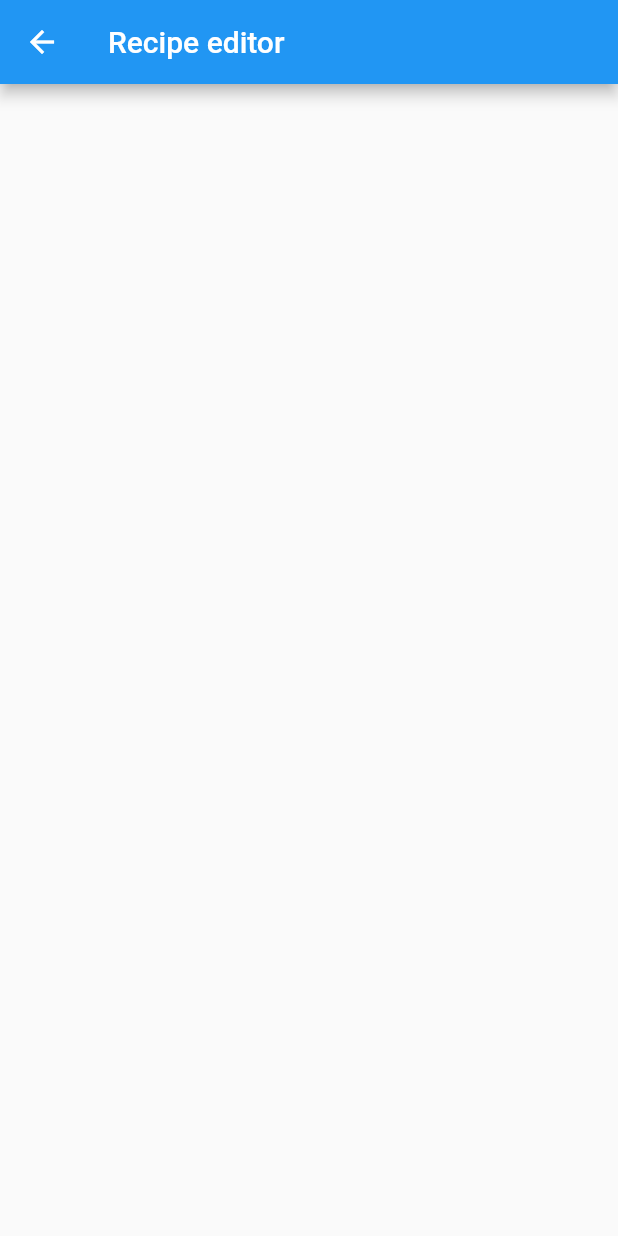
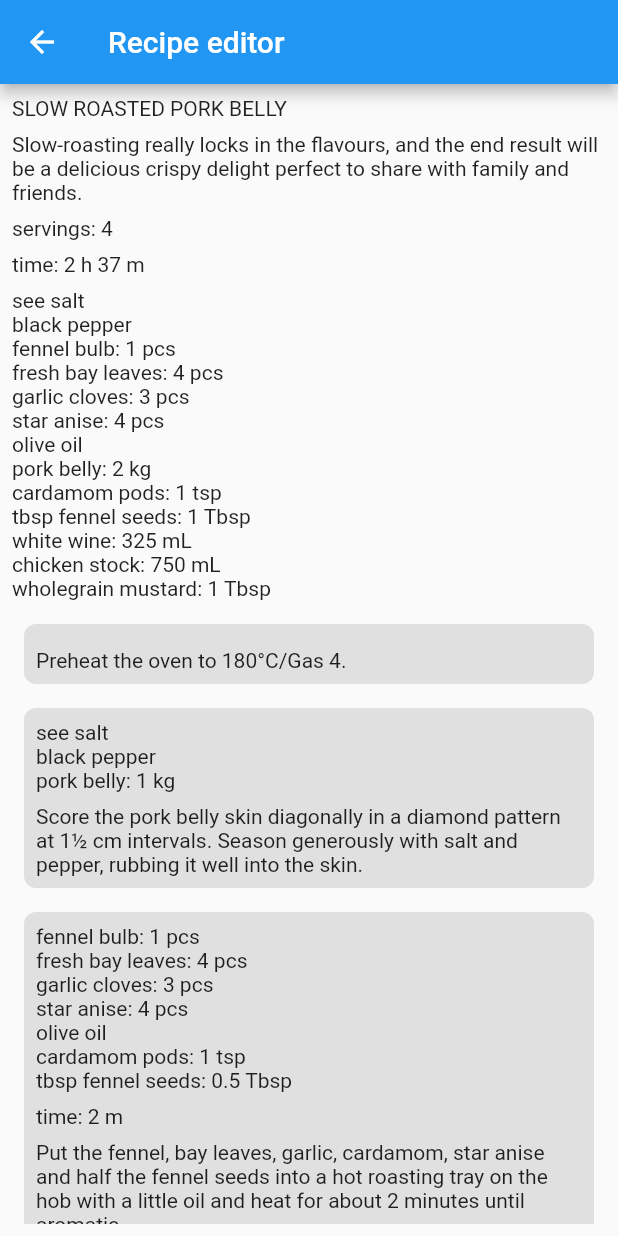
Before and after one commit to Soogyo-In/cooking_calculator, a Flutter app: the screen it shows after launch, after a tap on "Recipe editor", on a phone screen of 412 x 824 dp. Run offline on Flutter 3.47's test engine with Material 2 defaults, Android fonts, the phone set to English and light mode, and no system bars; our stand-ins replace flutter_riverpod, freezed_annotation; generated files the repository leaves out were written again.

Commit message:
[#11] feat: add recipe page

```diff
--- a/lib/main.dart
+++ b/lib/main.dart
@@ -31,7 +31,7 @@ class App extends StatelessWidget {
                 ),
                 TextButton(
                   onPressed: () => Navigator.of(context).push(MaterialPageRoute(
-                    builder: (context) => RecipeEditPage(),
+                    builder: (context) => const RecipeEditPage(),
                   )),
                   child: const Text('Recipe editor'),
                 ),
--- a/lib/page/recipe_edit_page.dart
+++ b/lib/page/recipe_edit_page.dart
@@ -98,9 +98,138 @@ class RecipeEditPage extends StatelessWidget {
   Widget build(BuildContext context) {
     return Scaffold(
       appBar: AppBar(title: const Text('Recipe editor')),
-      body: Column(
-        children: [],
+      body: Padding(
+        padding: const EdgeInsets.all(8.0),
+        child: ListView(
+          children: [
+            Text(_recipe.name),
+            const SizedBox(height: 8.0),
+            Text(_recipe.description),
+            const SizedBox(height: 8.0),
+            Text('servings: ${_recipe.servings.toString()}'),
+            if (_recipe.time != Duration.zero) ...[
+              const SizedBox(height: 8.0),
+              _TimeText(_recipe.time),
+            ],
+            const SizedBox(height: 8.0),
+            _IngredientList(
+              countByIngredient: _recipe.countByIngredient,
+              massByIngredient: _recipe.massByIngredient,
+              volumeByIngredient: _recipe.volumeByIngredient,
+            ),
+            const SizedBox(height: 8.0),
+            ..._recipe.directions.map(
+              (direction) => Container(
+                margin: const EdgeInsets.all(8.0),
+                padding: const EdgeInsets.all(8.0),
+                decoration: BoxDecoration(
+                  color: Colors.grey.shade300,
+                  borderRadius: BorderRadius.circular(8.0),
+                ),
+                child: _DirectionDetail(direction),
+              ),
+            ),
+          ],
+        ),
       ),
     );
   }
 }
+
+class _TimeText extends StatelessWidget {
+  final Duration time;
+
+  const _TimeText(this.time);
+
+  @override
+  Widget build(BuildContext context) {
+    final stringBuffer = StringBuffer();
+    final days = time.inDays;
+    final hours = time.inHours;
+    final minutes = time.inMinutes;
+
+    if (days > 0) stringBuffer.write('$days d ');
+    if (hours > 0) stringBuffer.write('${hours % Duration.hoursPerDay} h ');
+    if (minutes > 0) {
+      stringBuffer.write('${minutes % Duration.minutesPerHour} m');
+    }
+
+    return Text('time: ${stringBuffer.toString()}');
+  }
+}
+
+class _IngredientList extends StatelessWidget {
+  final Map<Ingredient, Mass> massByIngredient;
+  final Map<Ingredient, Volume> volumeByIngredient;
+  final Map<Ingredient, Count> countByIngredient;
+
+  const _IngredientList({
+    this.massByIngredient = const {},
+    this.volumeByIngredient = const {},
+    this.countByIngredient = const {},
+  });
+
+  @override
+  Widget build(BuildContext context) {
+    final ingredientList = <Widget>[];
+
+    countByIngredient.forEach((ingredient, count) {
+      final stringBuffer = StringBuffer(ingredient.name);
+      final rounded = count.roundedAt(2);
+      if (rounded.value > 0.0) {
+        stringBuffer.write(': ${rounded.toStringWithSymbol()}');
+      }
+
+      ingredientList.add(Text(stringBuffer.toString()));
+    });
+    massByIngredient.forEach((ingredient, mass) {
+      final stringBuffer = StringBuffer(ingredient.name);
+      final rounded = mass.roundedAt(2);
+      if (rounded.value > 0.0) {
+        stringBuffer.write(': ${rounded.toStringWithSymbol()}');
+      }
+
+      ingredientList.add(Text(stringBuffer.toString()));
+    });
+    volumeByIngredient.forEach((ingredient, volume) {
+      final stringBuffer = StringBuffer(ingredient.name);
+      final rounded = volume.roundedAt(2);
+      if (rounded.value > 0.0) {
+        stringBuffer.write(': ${rounded.toStringWithSymbol()}');
+      }
+
+      ingredientList.add(Text(stringBuffer.toString()));
+    });
+
+    return Column(
+      crossAxisAlignment: CrossAxisAlignment.start,
+      children: ingredientList,
+    );
+  }
+}
+
+class _DirectionDetail extends StatelessWidget {
+  final Direction direction;
+
+  const _DirectionDetail(this.direction);
+
+  @override
+  Widget build(BuildContext context) {
+    return Column(
+      crossAxisAlignment: CrossAxisAlignment.start,
+      children: [
+        _IngredientList(
+          countByIngredient: direction.countByIngredient,
+          massByIngredient: direction.massByIngredient,
+          volumeByIngredient: direction.volumeByIngredient,
+        ),
+        if (direction.time != Duration.zero) ...[
+          const SizedBox(height: 8.0),
+          _TimeText(direction.time),
+        ],
+        const SizedBox(height: 8.0),
+        Text(direction.description),
+      ],
+    );
+  }
+}
```
